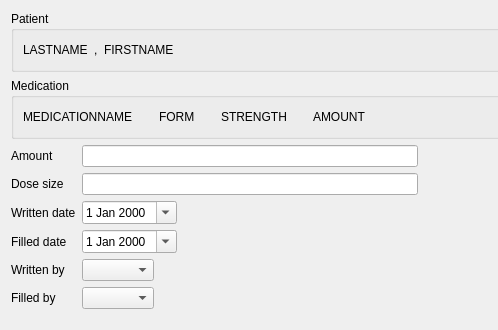
The window that mtrack/apw_page01.ui (kyledevans/Medicine-Track) describes before a commit, drawn with Qt 5; both pictures show x 0 to 498 and y 0 to 330 of the 765 by 415 pixel window.
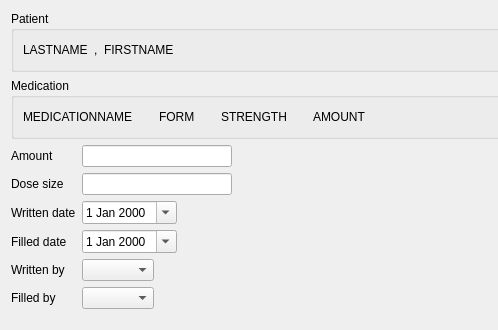
The same window after the commit.

Commit message: Can create prescriptions. 	modified:   mtrack/alterprescriptionwizard.cpp 	modified:   mtrack/alterprescriptionwizard.h 	modified:   mtrack/apw_page01.cpp 	modified:   mtrack/apw_page01.h 	modified:   mtrack/apw_page01.ui 	modified:   mtrack/apw_page02.cpp 	modified:   mtrack/apw_page02.h 	modified:   mtrack/database_info.txt 	modified:   mtrack/patientsearch.cpp 	modified:   mtrack/patientsearch.h 	modified:   mtrack/prescriptionrecord.cpp 	modified:   mtrack/prescriptionrecord.h

The edit to the form file:
```diff
--- a/mtrack/apw_page01.ui
+++ b/mtrack/apw_page01.ui
@@ -170,7 +170,20 @@
      <item row="0" column="1">
       <layout class="QHBoxLayout" name="horizontalLayout_4">
        <item>
-        <widget class="QLineEdit" name="amountField"/>
+        <widget class="QLineEdit" name="amountField">
+         <property name="minimumSize">
+          <size>
+           <width>150</width>
+           <height>0</height>
+          </size>
+         </property>
+         <property name="maximumSize">
+          <size>
+           <width>150</width>
+           <height>16777215</height>
+          </size>
+         </property>
+        </widget>
        </item>
        <item>
         <spacer name="horizontalSpacer_5">
@@ -197,7 +210,20 @@
      <item row="1" column="1">
       <layout class="QHBoxLayout" name="horizontalLayout_3">
        <item>
-        <widget class="QLineEdit" name="doseField"/>
+        <widget class="QLineEdit" name="doseField">
+         <property name="minimumSize">
+          <size>
+           <width>150</width>
+           <height>0</height>
+          </size>
+         </property>
+         <property name="maximumSize">
+          <size>
+           <width>150</width>
+           <height>16777215</height>
+          </size>
+         </property>
+        </widget>
        </item>
        <item>
         <spacer name="horizontalSpacer_4">
```
The commit also changes 11 other files.
